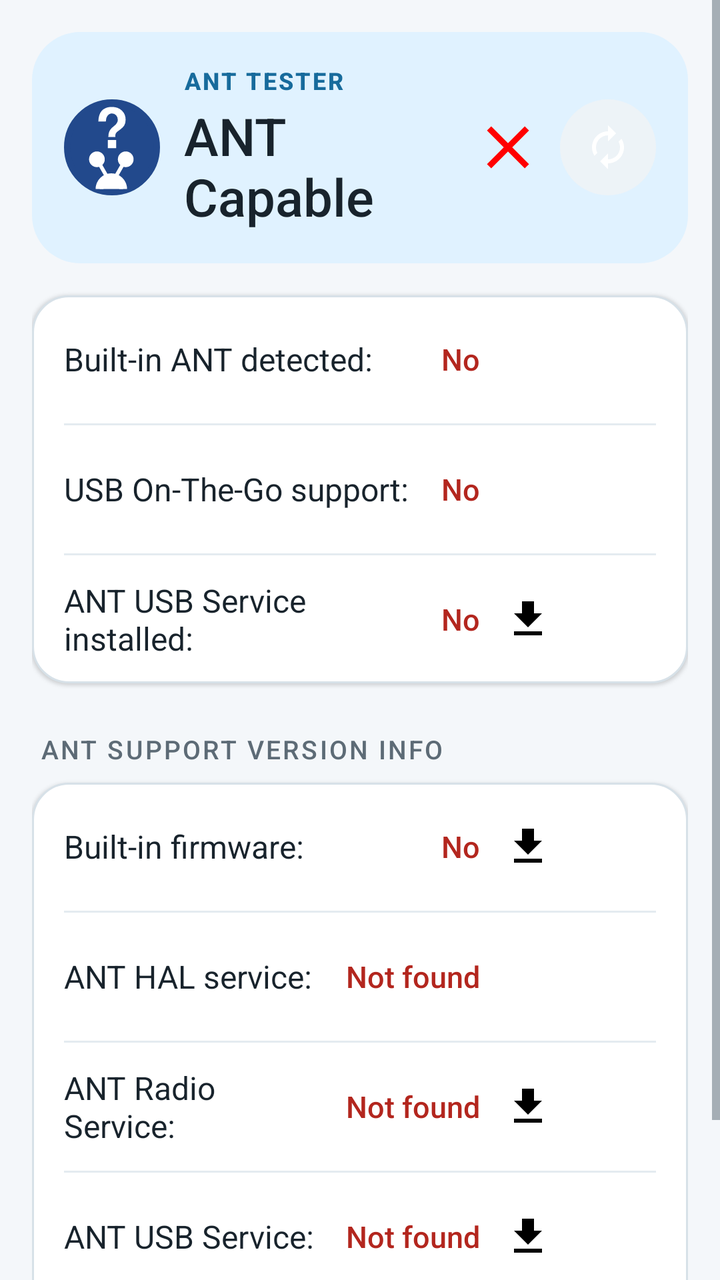
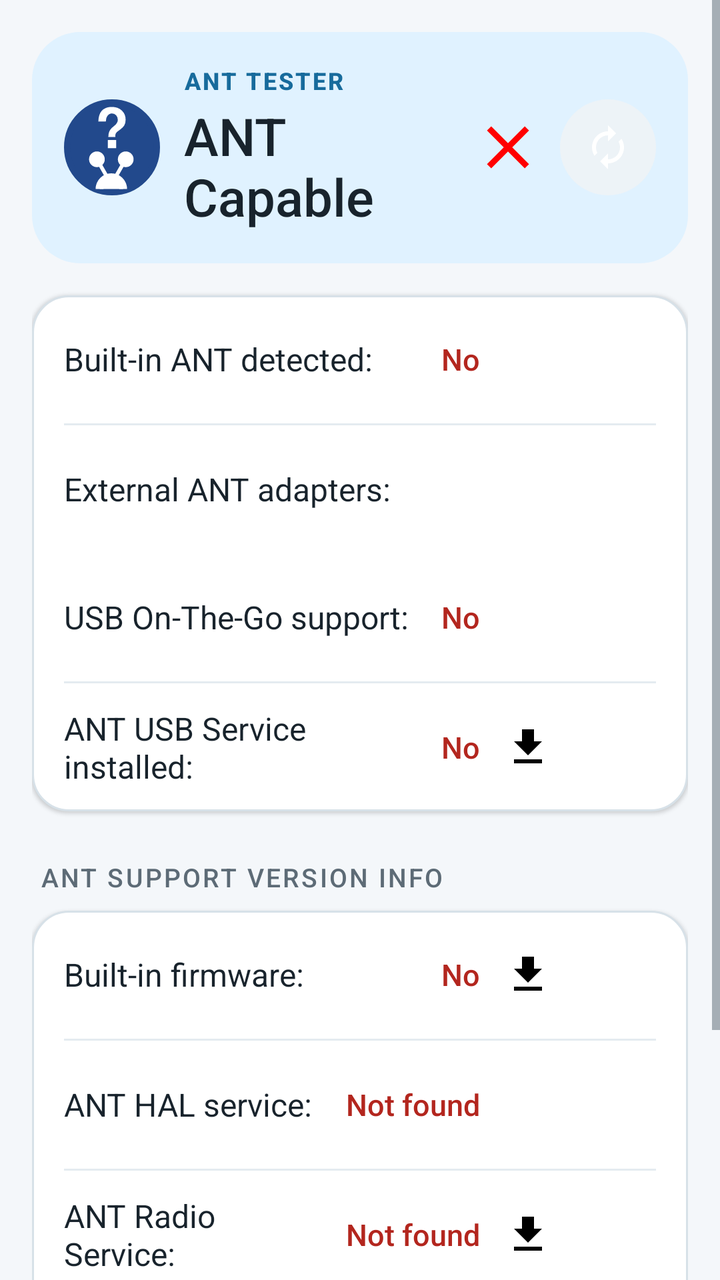

Before-and-after screenshots of an Android layout around one commit, followed by the original layout XML and the change that was made.
<!-- AndroidManifest.xml: application theme AppTheme -->
<!-- res/layout/activity_main.xml -->
<?xml version="1.0" encoding="utf-8"?>
<ScrollView xmlns:android="http://schemas.android.com/apk/res/android"
    xmlns:tools="http://schemas.android.com/tools"
    android:layout_width="match_parent"
    android:layout_height="match_parent"
    android:fillViewport="true"
    tools:context=".MainActivity">

    <LinearLayout
        android:layout_width="match_parent"
        android:layout_height="wrap_content"
        android:orientation="vertical"
        android:paddingLeft="@dimen/activity_horizontal_margin"
        android:paddingTop="@dimen/activity_vertical_margin"
        android:paddingRight="@dimen/activity_horizontal_margin"
        android:paddingBottom="@dimen/activity_vertical_margin">

        <LinearLayout
            style="@style/Widget.AntTester.HeroCard"
            android:layout_width="match_parent"
            android:layout_height="wrap_content"
            android:gravity="center_vertical"
            android:orientation="horizontal">

            <ImageView
                android:layout_width="48dp"
                android:layout_height="48dp"
                android:contentDescription="@string/app_name"
                android:src="@drawable/ic_launcher" />

            <LinearLayout
                android:layout_width="0dp"
                android:layout_height="wrap_content"
                android:layout_marginLeft="12dp"
                android:layout_marginStart="12dp"
                android:layout_marginRight="8dp"
                android:layout_marginEnd="8dp"
                android:layout_weight="1"
                android:orientation="vertical">

                <TextView
                    style="@style/TextAppearance.AntTester.HeroOverline"
                    android:layout_width="wrap_content"
                    android:layout_height="wrap_content"
                    android:text="@string/app_name" />

                <TextView
                    style="@style/TextAppearance.AntTester.HeroTitle"
                    android:layout_width="wrap_content"
                    android:layout_height="wrap_content"
                    android:layout_marginTop="2dp"
                    android:text="@string/ant_capable" />
            </LinearLayout>

            <ImageView
                android:id="@+id/ant_capable_iv"
                android:layout_width="44dp"
                android:layout_height="44dp"
                android:contentDescription="@string/ant_capable"
                android:padding="4dp"
                android:src="@drawable/ic_nok_red_36dp" />

            <ImageButton
                android:id="@+id/refresh_button"
                style="@style/Widget.AntTester.HeroActionIcon"
                android:layout_marginLeft="4dp"
                android:layout_marginStart="4dp"
                android:contentDescription="@string/menu_test"
                android:src="@drawable/ic_update_white_24dp" />
        </LinearLayout>

        <LinearLayout
            style="@style/Widget.AntTester.Card"
            android:layout_width="match_parent"
            android:layout_height="wrap_content"
            android:layout_marginTop="16dp"
            android:orientation="vertical">

            <LinearLayout
                style="@style/Widget.AntTester.StatusRow"
                android:layout_width="match_parent"
                android:layout_height="wrap_content">

                <TextView
                    style="@style/TextAppearance.AntTester.RowLabel"
                    android:layout_width="0dp"
                    android:layout_height="wrap_content"
                    android:layout_weight="1"
                    android:text="@string/built_in_ant_detected" />

                <TextView
                    android:id="@+id/builtin_ant_detected_tv"
                    style="@style/TextAppearance.AntTester.StatusValue"
                    android:layout_width="wrap_content"
                    android:layout_height="wrap_content"
                    android:text="@string/no" />

                <ImageView
                    android:id="@+id/builtin_ant_detected_iv"
                    style="@style/Widget.AntTester.ActionIcon"
                    android:contentDescription="@string/no_service"
                    android:onClick="statusIconClick"
                    android:src="@drawable/ic_error_red_24dp"
                    android:visibility="invisible" />

                <View style="@style/Widget.AntTester.ActionIcon" />
            </LinearLayout>

            <View style="@style/Widget.AntTester.Divider" />

            <LinearLayout
                style="@style/Widget.AntTester.StatusRow"
                android:layout_width="match_parent"
                android:layout_height="wrap_content">

                <TextView
                    style="@style/TextAppearance.AntTester.RowLabel"
                    android:layout_width="0dp"
                    android:layout_height="wrap_content"
                    android:layout_weight="1"
                    android:text="@string/usb_on_the_go_support" />

                <TextView
                    android:id="@+id/usb_host_support_tv"
                    style="@style/TextAppearance.AntTester.StatusValue"
                    android:layout_width="wrap_content"
                    android:layout_height="wrap_content"
                    android:text="@string/no" />

                <View style="@style/Widget.AntTester.ActionArea" />
            </LinearLayout>

            <View
                android:id="@+id/addon_adapter_support_divider"
                style="@style/Widget.AntTester.Divider" />

            <LinearLayout
                android:id="@+id/addon_adapter_support_row"
                style="@style/Widget.AntTester.StatusRow"
                android:layout_width="match_parent"
                android:layout_height="wrap_content">

                <TextView
                    android:id="@+id/addon_adapter_support_label_tv"
                    style="@style/TextAppearance.AntTester.RowLabel"
                    android:layout_width="0dp"
                    android:layout_height="wrap_content"
                    android:layout_weight="1"
                    android:text="@string/ant_usb_service_installed" />

                <TextView
                    android:id="@+id/addon_adapter_support_tv"
                    style="@style/TextAppearance.AntTester.StatusValue"
                    android:layout_width="wrap_content"
                    android:layout_height="wrap_content"
                    android:text="@string/no" />

                <ImageView
                    android:id="@+id/addon_adapter_support_iv"
                    style="@style/Widget.AntTester.ActionIcon"
                    android:contentDescription="@string/ant_usb_service"
                    android:src="@drawable/ic_file_download_black_24dp" />

                <View style="@style/Widget.AntTester.ActionIcon" />
            </LinearLayout>
        </LinearLayout>

        <TextView
            style="@style/TextAppearance.AntTester.SectionHeader"
            android:layout_width="wrap_content"
            android:layout_height="wrap_content"
            android:layout_marginLeft="4dp"
            android:layout_marginTop="24dp"
            android:layout_marginRight="4dp"
            android:layout_marginBottom="8dp"
            android:text="@string/ant_support_version_info" />

        <LinearLayout
            style="@style/Widget.AntTester.Card"
            android:layout_width="match_parent"
            android:layout_height="wrap_content"
            android:orientation="vertical">

            <LinearLayout
                style="@style/Widget.AntTester.StatusRow"
                android:layout_width="match_parent"
                android:layout_height="wrap_content">

                <TextView
                    style="@style/TextAppearance.AntTester.RowLabel"
                    android:layout_width="0dp"
                    android:layout_height="wrap_content"
                    android:layout_weight="1"
                    android:text="@string/built_in_firmware" />

                <TextView
                    android:id="@+id/builtin_firmware_tv"
                    style="@style/TextAppearance.AntTester.StatusValue"
                    android:layout_width="wrap_content"
                    android:layout_height="wrap_content"
                    android:text="@string/no" />

                <ImageView
                    android:id="@+id/builtin_firmware_iv"
                    style="@style/Widget.AntTester.ActionIcon"
                    android:contentDescription="@string/ant_radio_service"
                    android:src="@drawable/ic_file_download_black_24dp" />

                <ImageView
                    android:id="@+id/ant_radio_service_lock_iv"
                    style="@style/Widget.AntTester.ActionIcon"
                    android:contentDescription="@string/use_ant_hardware_permission"
                    android:onClick="statusIconClick"
                    android:src="@drawable/ic_lock_red_24dp"
                    android:visibility="invisible" />
            </LinearLayout>

            <View style="@style/Widget.AntTester.Divider" />

            <LinearLayout
                style="@style/Widget.AntTester.StatusRow"
                android:layout_width="match_parent"
                android:layout_height="wrap_content">

                <TextView
                    style="@style/TextAppearance.AntTester.RowLabel"
                    android:layout_width="0dp"
                    android:layout_height="wrap_content"
                    android:layout_weight="1"
                    android:text="@string/ant_hal_service" />

                <TextView
                    android:id="@+id/ant_hal_service_tv"
                    style="@style/TextAppearance.AntTester.StatusValue"
                    android:layout_width="wrap_content"
                    android:layout_height="wrap_content"
                    android:text="@string/not_found" />

                <View style="@style/Widget.AntTester.ActionArea" />
            </LinearLayout>

            <View style="@style/Widget.AntTester.Divider" />

            <LinearLayout
                style="@style/Widget.AntTester.StatusRow"
                android:layout_width="match_parent"
                android:layout_height="wrap_content">

                <TextView
                    style="@style/TextAppearance.AntTester.RowLabel"
                    android:layout_width="0dp"
                    android:layout_height="wrap_content"
                    android:layout_weight="1"
                    android:text="@string/ant_radio_service" />

                <TextView
                    android:id="@+id/ant_radio_service_tv"
                    style="@style/TextAppearance.AntTester.StatusValue"
                    android:layout_width="wrap_content"
                    android:layout_height="wrap_content"
                    android:text="@string/not_found" />

                <ImageView
                    android:id="@+id/ant_radio_service_iv"
                    style="@style/Widget.AntTester.ActionIcon"
                    android:contentDescription="@string/ant_radio_service"
                    android:src="@drawable/ic_file_download_black_24dp" />

                <ImageView
                    android:id="@+id/ant_radio_service_lock2_iv"
                    style="@style/Widget.AntTester.ActionIcon"
                    android:contentDescription="@string/use_ant_hardware_permission"
                    android:onClick="statusIconClick"
                    android:src="@drawable/ic_lock_red_24dp"
                    android:visibility="invisible" />
            </LinearLayout>

            <View
                android:id="@+id/ant_usb_service_divider"
                style="@style/Widget.AntTester.Divider" />

            <LinearLayout
                android:id="@+id/ant_usb_service_tr"
                style="@style/Widget.AntTester.StatusRow"
                android:layout_width="match_parent"
                android:layout_height="wrap_content">

                <TextView
                    style="@style/TextAppearance.AntTester.RowLabel"
                    android:layout_width="0dp"
                    android:layout_height="wrap_content"
                    android:layout_weight="1"
                    android:text="@string/ant_usb_service" />

                <TextView
                    android:id="@+id/ant_usb_service_tv"
                    style="@style/TextAppearance.AntTester.StatusValue"
                    android:layout_width="wrap_content"
                    android:layout_height="wrap_content"
                    android:text="@string/not_found" />

                <ImageView
                    android:id="@+id/ant_usb_service_iv"
                    style="@style/Widget.AntTester.ActionIcon"
                    android:contentDescription="@string/ant_usb_service"
                    android:src="@drawable/ic_file_download_black_24dp" />

                <View style="@style/Widget.AntTester.ActionIcon" />
            </LinearLayout>

            <View style="@style/Widget.AntTester.Divider" />

            <LinearLayout
                style="@style/Widget.AntTester.StatusRow"
                android:layout_width="match_parent"
                android:layout_height="wrap_content">

                <TextView
                    style="@style/TextAppearance.AntTester.RowLabel"
                    android:layout_width="0dp"
                    android:layout_height="wrap_content"
                    android:layout_weight="1"
                    android:text="@string/ant_plugins" />

                <TextView
                    android:id="@+id/ant_plugins_tv"
                    style="@style/TextAppearance.AntTester.StatusValue"
                    android:layout_width="wrap_content"
                    android:layout_height="wrap_content"
                    android:text="@string/not_found" />

                <ImageView
                    android:id="@+id/ant_plugins_iv"
                    style="@style/Widget.AntTester.ActionIcon"
                    android:contentDescription="@string/ant_plugins"
                    android:src="@drawable/ic_file_download_black_24dp" />

                <View style="@style/Widget.AntTester.ActionIcon" />
            </LinearLayout>
        </LinearLayout>

        <TextView
            android:id="@+id/usb_devices_tv1"
            style="@style/TextAppearance.AntTester.SectionHeader"
            android:layout_width="wrap_content"
            android:layout_height="wrap_content"
            android:layout_marginLeft="4dp"
            android:layout_marginTop="24dp"
            android:layout_marginRight="4dp"
            android:layout_marginBottom="8dp"
            android:text="@string/usb_devices"
            android:visibility="gone" />

        <TextView
            android:id="@+id/usb_devices_tv2"
            style="@style/TextAppearance.AntTester.DeviceDetails"
            android:layout_width="match_parent"
            android:layout_height="wrap_content"
            android:background="@drawable/bg_device_details"
            android:padding="16dp"
            android:typeface="monospace"
            android:visibility="gone" />
    </LinearLayout>
</ScrollView>
<!-- resources referenced by this layout -->
<resources>
  <dimen name="activity_horizontal_margin">16dp</dimen>
  <dimen name="activity_vertical_margin">16dp</dimen>
  <string name="ant_capable">ANT Capable</string>
  <string name="ant_hal_service">ANT HAL service:</string>
  <string name="ant_plugins">ANT+ Plugins:</string>
  <string name="ant_radio_service">ANT Radio Service:</string>
  <string name="ant_support_version_info">ANT support version info</string>
  <string name="ant_usb_service">ANT USB Service:</string>
  <string name="ant_usb_service_installed">ANT USB Service installed:</string>
  <string name="app_name">ANT Tester</string>
  <string name="built_in_ant_detected">Built-in ANT detected:</string>
  <string name="built_in_firmware">Built-in firmware:</string>
  <string name="menu_test">Test ANT Support</string>
  <string name="no">No</string>
  <string name="no_service">No service</string>
  <string name="not_found">Not found</string>
  <string name="usb_devices">USB Devices</string>
  <string name="usb_on_the_go_support">USB On-The-Go support:</string>
  <string name="use_ant_hardware_permission">✘ Permission &gt; Additional permission &gt; use ANT hardware</string>
  <style name="TextAppearance.AntTester.DeviceDetails">
          <item name="android:textColor">@color/text_primary</item>
          <item name="android:textSize">13sp</item>
      </style>
  <style name="TextAppearance.AntTester.HeroOverline">
          <item name="android:textColor">@color/brand_primary</item>
          <item name="android:textSize">12sp</item>
          <item name="android:textStyle">bold</item>
      </style>
  <style name="TextAppearance.AntTester.HeroTitle">
          <item name="android:textColor">@color/text_primary</item>
          <item name="android:textSize">26sp</item>
          <item name="android:textStyle">bold</item>
      </style>
  <style name="TextAppearance.AntTester.RowLabel">
          <item name="android:textColor">@color/text_primary</item>
          <item name="android:textSize">16sp</item>
      </style>
  <style name="TextAppearance.AntTester.SectionHeader">
          <item name="android:textColor">@color/text_secondary</item>
          <item name="android:textSize">13sp</item>
          <item name="android:textStyle">bold</item>
      </style>
  <style name="Widget.AntTester.ActionArea">
          <item name="android:layout_width">96dp</item>
          <item name="android:layout_height">48dp</item>
      </style>
  <style name="Widget.AntTester.ActionIcon">
          <item name="android:layout_width">48dp</item>
          <item name="android:layout_height">48dp</item>
          <item name="android:padding">12dp</item>
      </style>
  <style name="Widget.AntTester.Card">
          <item name="android:background">@drawable/bg_card</item>
      </style>
  <style name="Widget.AntTester.HeroCard">
          <item name="android:background">@drawable/bg_hero</item>
          <item name="android:padding">16dp</item>
      </style>
  <color name="surface_variant">#EDF3F7</color>
  <color name="outline">#D7E1E8</color>
  <color name="text_primary">#18232C</color>
  <color name="brand_primary">#176B9C</color>
  <color name="text_secondary">#5D6B76</color>
  <color name="status_error">#B3261E</color>
  <color name="divider">#E4EBF0</color>
  <!-- drawable bg_hero (drawable) -->
  <?xml version="1.0" encoding="utf-8"?>
  <shape xmlns:android="http://schemas.android.com/apk/res/android"
      android:shape="rectangle">
      <solid android:color="@color/primary_container" />
      <corners android:radius="24dp" />
  </shape>
  <color name="screen_background">#F4F7FA</color>
  <color name="surface">#FFFFFF</color>
  <color name="primary_container">#E0F2FF</color>
  <!-- unchanged entries left out for length: 14 -->
</resources>

<!-- the commit's change to res/layout/activity_main.xml (unified diff, before → after) -->
@@ -118,6 +118,28 @@
                     android:layout_width="0dp"
                     android:layout_height="wrap_content"
                     android:layout_weight="1"
+                    android:text="@string/external_ant_adapters" />
+
+                <TextView
+                    android:id="@+id/external_adapters_tv"
+                    style="@style/TextAppearance.AntTester.StatusValue"
+                    android:layout_width="wrap_content"
+                    android:layout_height="wrap_content"
+                    android:visibility="gone" />
+
+                <View style="@style/Widget.AntTester.ActionIcon" />
+            </LinearLayout>
+
+            <LinearLayout
+                style="@style/Widget.AntTester.StatusRow"
+                android:layout_width="match_parent"
+                android:layout_height="wrap_content">
+
+                <TextView
+                    style="@style/TextAppearance.AntTester.RowLabel"
+                    android:layout_width="0dp"
+                    android:layout_height="wrap_content"
+                    android:layout_weight="1"
                     android:text="@string/usb_on_the_go_support" />
 
                 <TextView
<!-- resource entries referenced after the edit -->
@@ -12,6 +12,7 @@
   <string name="app_name">ANT Tester</string>
   <string name="built_in_ant_detected">Built-in ANT detected:</string>
   <string name="built_in_firmware">Built-in firmware:</string>
+  <string name="external_ant_adapters" tools:ignore="MissingTranslation">External ANT adapters:</string>
   <string name="menu_test">Test ANT Support</string>
   <string name="no">No</string>
   <string name="no_service">No service</string>
